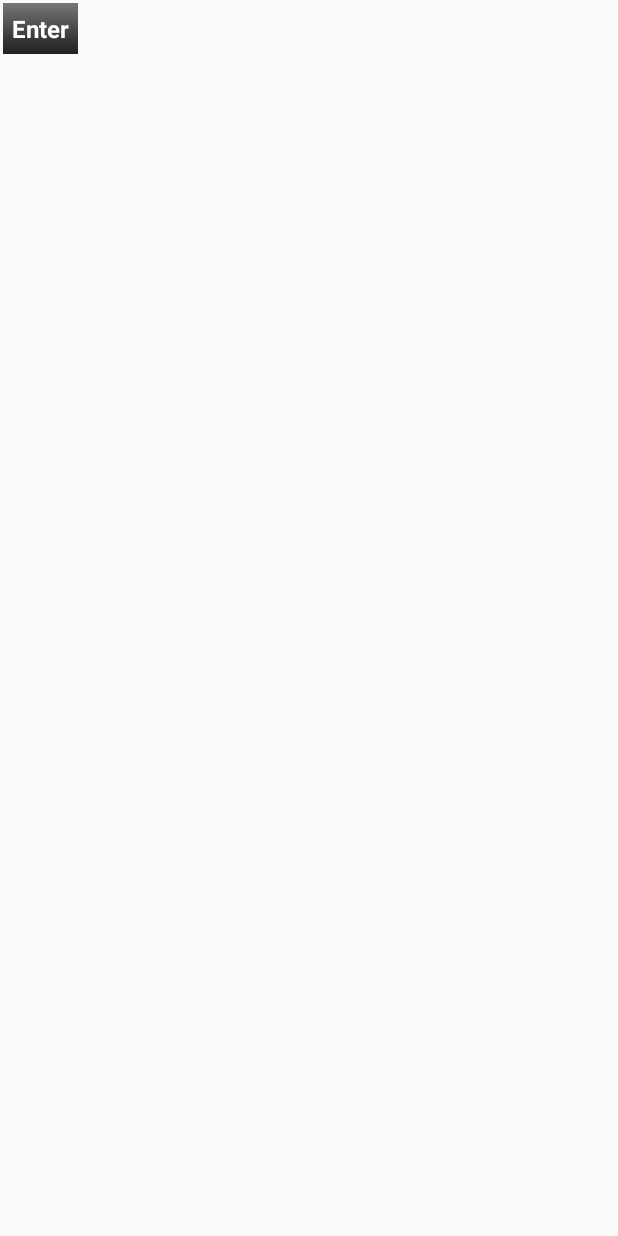
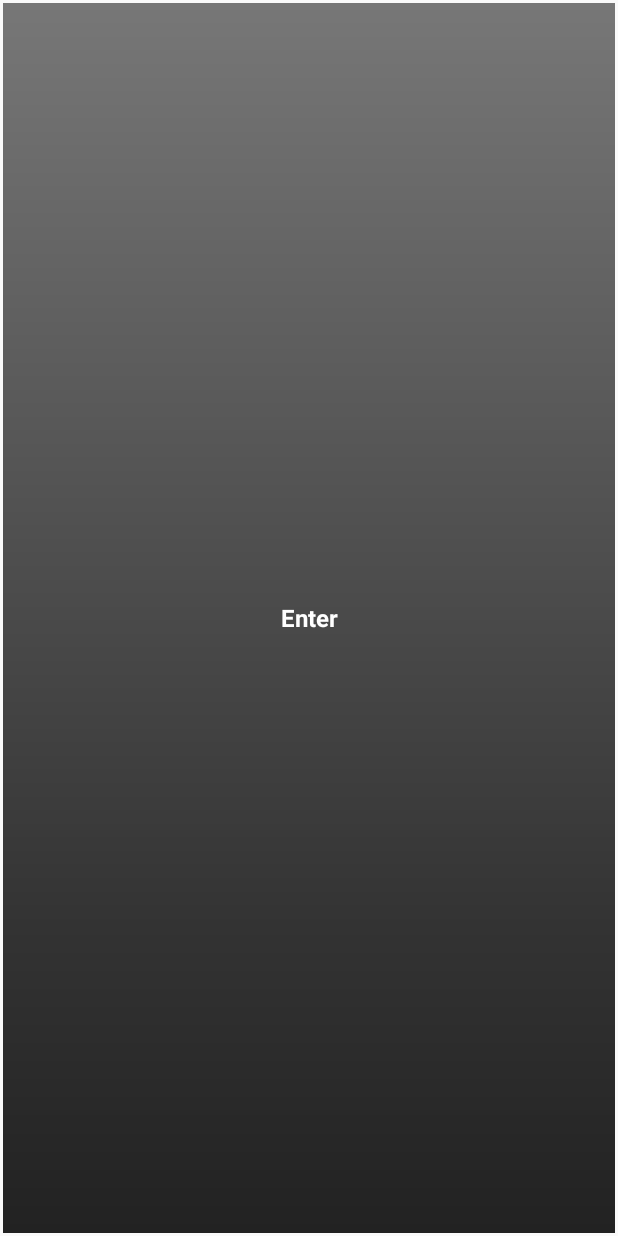
Before and after one commit to malteschmitz/AndroidSoundboard, an Android app: the layout layout_button.xml on its own in the app's theme, with its tools: preview values and no code run, on a phone screen of 412 x 824 dp. Run offline under Robolectric (Android 15) with nearby library versions, the phone set to English and light mode, and no system bars.

```diff
--- a/app/src/main/res/layout/layout_button.xml
+++ b/app/src/main/res/layout/layout_button.xml
@@ -1,7 +1,7 @@
 <?xml version="1.0" encoding="utf-8"?>
 <FrameLayout xmlns:android="http://schemas.android.com/apk/res/android"
-    android:layout_width="wrap_content"
-    android:layout_height="wrap_content"
+    android:layout_width="match_parent"
+    android:layout_height="match_parent"
     android:padding="2dp">
     <ProgressBar
         android:id="@+id/progress_bar"
```
Also changed, not shown: app/src/main/java/de/mlte/soundboard/MainActivity.kt (+2 -12 lines), app/src/main/java/de/mlte/soundboard/SoundButton.kt (added, +19 -0 lines).
